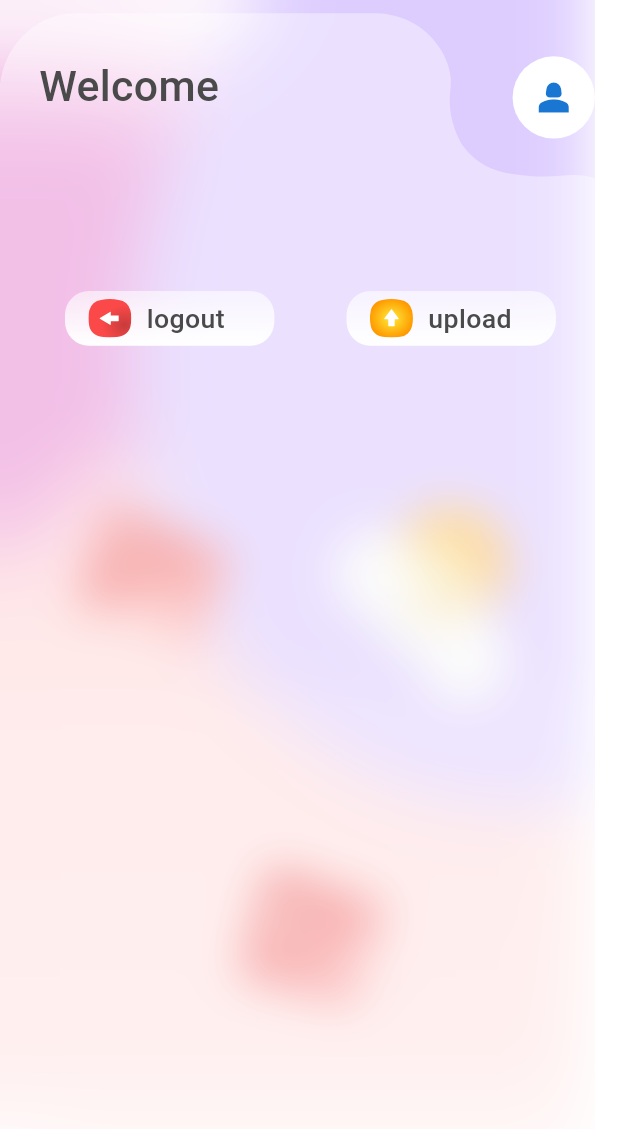
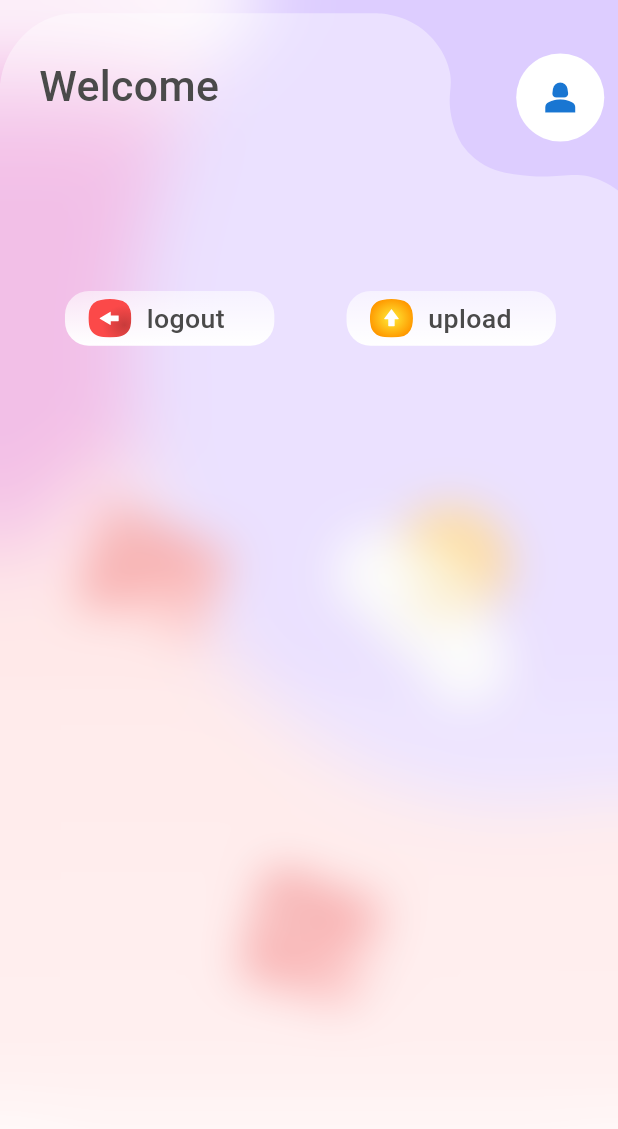
Before and after one commit to BlazingFV/my_gallery, a Flutter app: the GalleryScreen screen opened by its route, on a phone screen of 412 x 824 dp. Shown: the top 1129 px of the screen. Run offline on Flutter 3.47's test engine with Material 2 defaults, Android fonts, the light colour scheme and no system bars; drawn by our look-alikes of auto_size_text; our stand-ins replace cached_network_image, dio, flutter_image_compress, flutter_keyboard_visibility, flutter_riverpod, flutter_screenutil and 7 more; accounts and stored records are empty; network calls fail; project files that could hold a hidden picture were left out.

Commit message:
final updates

```diff
--- a/lib/main.dart
+++ b/lib/main.dart
@@ -59,7 +59,7 @@ class MyApp extends StatelessWidget {
               minWidth: 320,
               // // defaultScale: true,
               defaultScale: true,
-              // defaultScaleFactor: 1.3,
+              defaultScaleFactor: 1,
               // mediaQueryData:const MediaQueryData(),
               useShortestSide: true,
 
@@ -71,6 +71,7 @@ class MyApp extends StatelessWidget {
                 ResponsiveBreakpoint.autoScale(375,
                     name: MOBILE, scaleFactor: 1),
                 ResponsiveBreakpoint.resize(390, name: MOBILE, scaleFactor: 1),
+                ResponsiveBreakpoint.resize(392, name: MOBILE, scaleFactor: 1),
                 ResponsiveBreakpoint.resize(393, name: MOBILE, scaleFactor: 1),
                 ResponsiveBreakpoint.resize(395, name: MOBILE, scaleFactor: 1),
                 ResponsiveBreakpoint.resize(400, name: MOBILE, scaleFactor: 1),
--- a/lib/src/features/gallery/presentation/gallery_screen.dart
+++ b/lib/src/features/gallery/presentation/gallery_screen.dart
@@ -37,14 +37,14 @@ class _GalleryScreenConsumerState extends ConsumerState<GalleryScreen> {
       body: SafeArea(
         top: false,
         child: SizedBox(
-          width: sizer(value: totalWidth, isWidth: true),
+          width: sizer(value: 428, isWidth: true),
           height: sizer(isWidth: false, value: 926),
           child: SingleChildScrollView(
             physics: const NeverScrollableScrollPhysics(),
             child: Column(
               children: [
                 SizedBox(
-                  width: sizer(value: totalWidth, isWidth: true),
+                  width: sizer(value: 428, isWidth: true),
                   height: sizer(isWidth: false, value: 926),
                   child: Stack(
                     children: [
--- a/lib/src/features/gallery/presentation/widgets/gallery_background_widgets.dart
+++ b/lib/src/features/gallery/presentation/widgets/gallery_background_widgets.dart
@@ -6,10 +6,10 @@ import 'package:flutter_riverpod/flutter_riverpod.dart';
 import 'package:flutter_screenutil/flutter_screenutil.dart';
 import 'package:google_fonts/google_fonts.dart';
 import 'package:my_gallery/src/constants/provider_constans.dart';
-import 'package:my_gallery/src/features/gallery/presentation/widgets/custom_container_widget.dart';
 import 'package:path_drawing/path_drawing.dart';
 
 import '../../../../utils/sizer.dart';
+import 'custom_container_widget.dart';
 
 class GalleryBackgroundWidgets extends ConsumerWidget {
   GalleryBackgroundWidgets({
```
Also changed, not shown: lib/src/features/login/presentation/login_screen.dart (+9 -7 lines).
